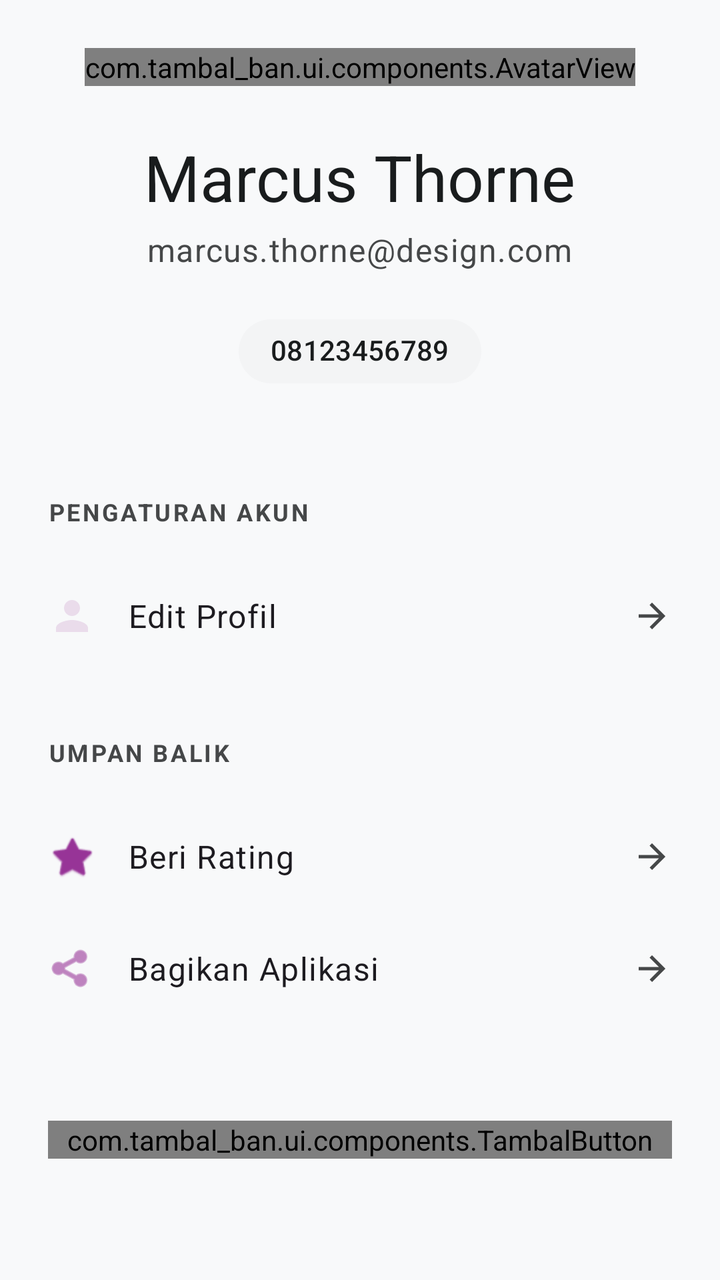
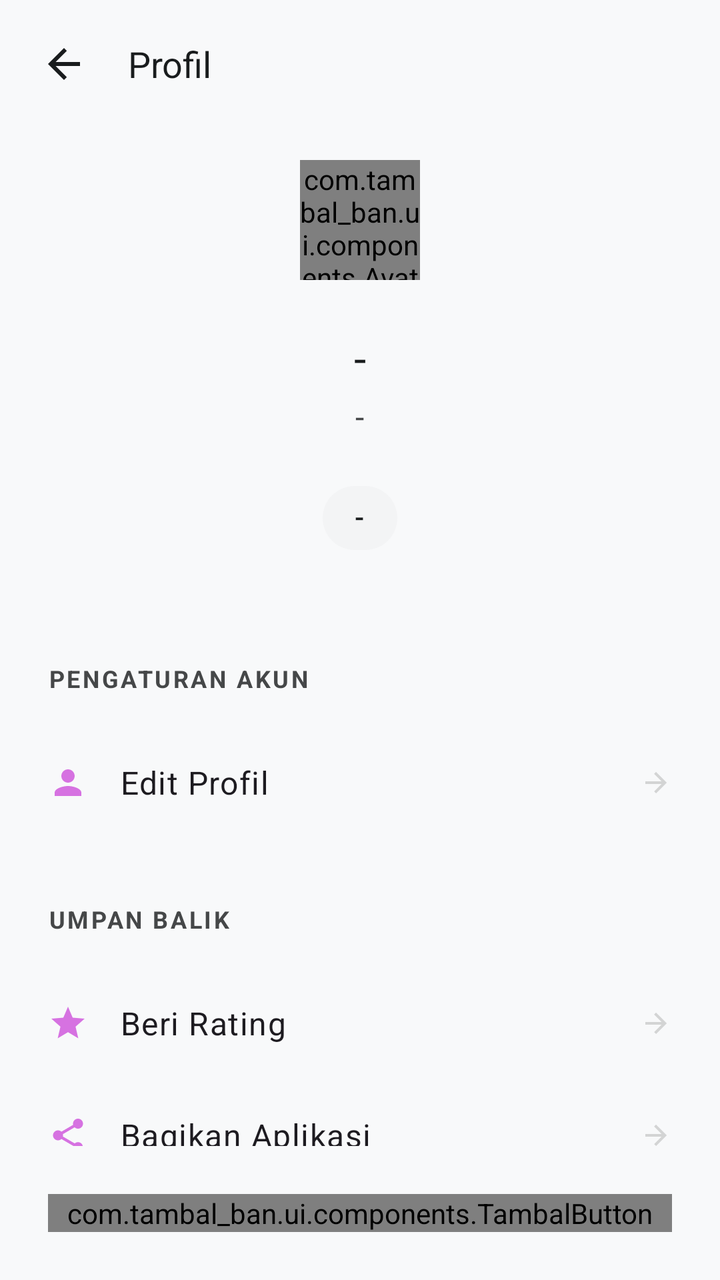

The first picture is an Android layout as it rendered before a commit; the second is the same layout after the commit. The layout source and the unified diff follow.
<!-- AndroidManifest.xml: activity theme Theme.TambalBan -->
<!-- res/layout/activity_profile.xml -->
<?xml version="1.0" encoding="utf-8"?>
<androidx.constraintlayout.widget.ConstraintLayout xmlns:android="http://schemas.android.com/apk/res/android"
    xmlns:app="http://schemas.android.com/apk/res-auto"
    xmlns:tools="http://schemas.android.com/tools"
    android:layout_width="match_parent"
    android:layout_height="match_parent"
    android:fitsSystemWindows="true"
    android:background="@color/surface">

    <androidx.core.widget.NestedScrollView
        android:layout_width="match_parent"
        android:layout_height="match_parent">

        <LinearLayout
            android:layout_width="match_parent"
            android:layout_height="wrap_content"
            android:orientation="vertical"
            android:padding="24dp">

            <com.tambal_ban.ui.components.AvatarView
                android:id="@+id/avatarView"
                android:layout_width="wrap_content"
                android:layout_height="wrap_content"
                android:layout_gravity="center"
                app:avatarSize="120dp"
                app:showEditButton="true" />

            <TextView
                android:id="@+id/tvProfileName"
                style="@style/TextAppearance.Guardian.HeadlineLarge"
                android:layout_width="wrap_content"
                android:layout_height="wrap_content"
                android:layout_gravity="center"
                android:layout_marginTop="24dp"
                android:text="Marcus Thorne"
                android:textColor="@color/on_surface" />

            <TextView
                android:id="@+id/tvProfileEmail"
                style="@style/TextAppearance.Guardian.BodyLarge"
                android:layout_width="wrap_content"
                android:layout_height="wrap_content"
                android:layout_gravity="center"
                android:layout_marginTop="4dp"
                android:text="marcus.thorne@design.com"
                android:textColor="@color/on_surface_variant" />

            <com.google.android.material.chip.Chip
                android:id="@+id/chipPhone"
                android:layout_width="wrap_content"
                android:layout_height="wrap_content"
                android:layout_gravity="center"
                android:layout_marginTop="16dp"
                android:text="08123456789"
                app:chipBackgroundColor="@color/surface_container_low"
                app:chipCornerRadius="24dp"
                app:chipStrokeWidth="0dp" />

            <TextView
                android:layout_width="match_parent"
                android:layout_height="wrap_content"
                android:layout_marginTop="48dp"
                android:layout_marginBottom="16dp"
                android:text="PENGATURAN AKUN"
                android:textColor="@color/on_surface_variant"
                android:textSize="12sp"
                android:letterSpacing="0.1"
                android:textStyle="bold" />

            
            <LinearLayout
                android:id="@+id/btnEditProfile"
                android:layout_width="match_parent"
                android:layout_height="56dp"
                android:background="?attr/selectableItemBackground"
                android:clickable="true"
                android:focusable="true"
                android:gravity="center_vertical"
                android:orientation="horizontal">

                <ImageView
                    android:layout_width="24dp"
                    android:layout_height="24dp"
                    android:src="@drawable/ic_person"
                    app:tint="@color/primary" />

                <TextView
                    android:layout_width="0dp"
                    android:layout_height="wrap_content"
                    android:layout_marginStart="16dp"
                    android:layout_weight="1"
                    android:text="Edit Profil"
                    style="@style/TextAppearance.Guardian.BodyLarge" />

                <ImageView
                    android:layout_width="20dp"
                    android:layout_height="20dp"
                    android:src="@drawable/ic_arrow_forward"
                    app:tint="@color/on_surface_variant" />
            </LinearLayout>

            <TextView
                android:layout_width="match_parent"
                android:layout_height="wrap_content"
                android:layout_marginTop="32dp"
                android:layout_marginBottom="16dp"
                android:text="UMPAN BALIK"
                android:textColor="@color/on_surface_variant"
                android:textSize="12sp"
                android:letterSpacing="0.1"
                android:textStyle="bold" />

            <LinearLayout
                android:id="@+id/btnRateUs"
                android:layout_width="match_parent"
                android:layout_height="56dp"
                android:background="?attr/selectableItemBackground"
                android:clickable="true"
                android:focusable="true"
                android:gravity="center_vertical"
                android:orientation="horizontal">

                <ImageView
                    android:layout_width="24dp"
                    android:layout_height="24dp"
                    android:src="@android:drawable/btn_star"
                    app:tint="@color/primary" />

                <TextView
                    android:layout_width="0dp"
                    android:layout_height="wrap_content"
                    android:layout_marginStart="16dp"
                    android:layout_weight="1"
                    android:text="Beri Rating"
                    style="@style/TextAppearance.Guardian.BodyLarge" />

                <ImageView
                    android:layout_width="20dp"
                    android:layout_height="20dp"
                    android:src="@drawable/ic_arrow_forward"
                    app:tint="@color/on_surface_variant" />
            </LinearLayout>

            <LinearLayout
                android:id="@+id/btnShareApp"
                android:layout_width="match_parent"
                android:layout_height="56dp"
                android:background="?attr/selectableItemBackground"
                android:clickable="true"
                android:focusable="true"
                android:gravity="center_vertical"
                android:orientation="horizontal">

                <ImageView
                    android:layout_width="24dp"
                    android:layout_height="24dp"
                    android:src="@android:drawable/ic_menu_share"
                    app:tint="@color/primary" />

                <TextView
                    android:layout_width="0dp"
                    android:layout_height="wrap_content"
                    android:layout_marginStart="16dp"
                    android:layout_weight="1"
                    android:text="Bagikan Aplikasi"
                    style="@style/TextAppearance.Guardian.BodyLarge" />

                <ImageView
                    android:layout_width="20dp"
                    android:layout_height="20dp"
                    android:src="@drawable/ic_arrow_forward"
                    app:tint="@color/on_surface_variant" />
            </LinearLayout>

            <com.tambal_ban.ui.components.TambalButton
                android:id="@+id/btnLogout"
                android:layout_width="match_parent"
                android:layout_height="wrap_content"
                android:layout_marginTop="48dp"
                app:btnText="Keluar"
                app:btnIcon="@drawable/ic_logout"
                app:btnVariant="outlined"
                app:btnContentColor="@color/error"
                app:enabled="true" />

        </LinearLayout>
    </androidx.core.widget.NestedScrollView>

</androidx.constraintlayout.widget.ConstraintLayout>
<!-- resources referenced by this layout -->
<resources>
  <color name="error">#B3261E</color>
  <color name="on_surface">#191C1D</color>
  <color name="on_surface_variant">#454748</color>
  <color name="primary">#973497</color>
  <color name="surface">#F8F9FA</color>
  <color name="surface_container_low">#F3F4F5</color>
  <!-- drawable ic_person (drawable) -->
  <vector xmlns:android="http://schemas.android.com/apk/res/android"
      android:width="24dp"
      android:height="24dp"
      android:viewportWidth="24"
      android:viewportHeight="24">
      <path
          android:fillColor="@color/outline_variant_ghost"
          android:pathData="M12,12c2.21,0 4,-1.79 4,-4s-1.79,-4 -4,-4 -4,1.79 -4,4 1.79,4 4,4zM12,14c-2.67,0 -8,1.34 -8,4v2h16v-2c0,-2.66 -5.33,-4 -8,-4z" />
  </vector>
  <style name="TextAppearance.Guardian.BodyLarge" parent="TextAppearance.Material3.BodyLarge">
          <item name="fontFamily">@font/inter_regular</item>
          <item name="android:textSize">16sp</item>
      </style>
  <style name="TextAppearance.Guardian.HeadlineLarge" parent="TextAppearance.Material3.HeadlineLarge">
          <item name="fontFamily">@font/plus_jakarta_sans_semibold</item>
          <item name="android:textSize">32sp</item>
      </style>
  <color name="outline_variant_ghost">#26000000</color>
  <color name="on_primary">#FFFFFF</color>
  <color name="primary_container">#DA70D6</color>
  <color name="on_primary_container">#FFFFFF</color>
  <style name="TextAppearance.Guardian.DisplayLarge" parent="TextAppearance.Material3.DisplayLarge">
          <item name="fontFamily">@font/plus_jakarta_sans_bold</item>
          <item name="android:textSize">57sp</item>
          <item name="android:letterSpacing">0</item>
      </style>
  <style name="TextAppearance.Guardian.DisplaySmall" parent="TextAppearance.Material3.DisplaySmall">
          <item name="fontFamily">@font/plus_jakarta_sans_bold</item>
          <item name="android:textSize">24sp</item>
      </style>
  <style name="TextAppearance.Guardian.TitleLarge" parent="TextAppearance.Material3.TitleLarge">
          <item name="fontFamily">@font/inter_medium</item>
          <item name="android:textSize">22sp</item>
      </style>
  <dimen name="radius_xl">48dp</dimen>
  <!-- unchanged entries left out for length: 4 -->
</resources>

<!-- the commit's change to res/layout/activity_profile.xml (unified diff, before → after) -->
@@ -7,32 +7,62 @@
     android:fitsSystemWindows="true"
     android:background="@color/surface">
 
+    <LinearLayout
+        android:id="@+id/header"
+        android:layout_width="match_parent"
+        android:layout_height="64dp"
+        android:orientation="horizontal"
+        android:gravity="center_vertical"
+        android:paddingHorizontal="8dp"
+        app:layout_constraintTop_toTopOf="parent">
+
+        <ImageButton
+            android:id="@+id/btnBack"
+            android:layout_width="48dp"
+            android:layout_height="48dp"
+            android:background="?attr/selectableItemBackgroundBorderless"
+            android:src="@drawable/ic_arrow_back"
+            app:tint="@color/on_surface" />
+
+        <TextView
+            android:layout_width="wrap_content"
+            android:layout_height="wrap_content"
+            android:layout_marginStart="8dp"
+            android:text="Profil"
+            style="@style/TextAppearance.Guardian.TitleMedium"
+            android:textColor="@color/on_surface" />
+    </LinearLayout>
+
     <androidx.core.widget.NestedScrollView
         android:layout_width="match_parent"
-        android:layout_height="match_parent">
+        android:layout_height="0dp"
+        app:layout_constraintTop_toBottomOf="@id/header"
+        app:layout_constraintBottom_toTopOf="@id/bottomActions">
 
         <LinearLayout
             android:layout_width="match_parent"
             android:layout_height="wrap_content"
             android:orientation="vertical"
-            android:padding="24dp">
+            android:paddingHorizontal="24dp"
+            android:paddingBottom="24dp">
 
             <com.tambal_ban.ui.components.AvatarView
                 android:id="@+id/avatarView"
+                android:layout_width="60dp"
+                android:layout_height="60dp"
+                android:layout_gravity="center"
+                android:layout_marginTop="16dp"
+                app:avatarSize="60dp"
+                app:showEditButton="true" />
+
+            <TextView
+                android:id="@+id/tvProfileName"
+                style="@style/TextAppearance.Guardian.TitleLarge"
                 android:layout_width="wrap_content"
                 android:layout_height="wrap_content"
                 android:layout_gravity="center"
-                app:avatarSize="120dp"
-                app:showEditButton="true" />
-
-            <TextView
-                android:id="@+id/tvProfileName"
-                style="@style/TextAppearance.Guardian.HeadlineLarge"
-                android:layout_width="wrap_content"
-                android:layout_height="wrap_content"
-                android:layout_gravity="center"
                 android:layout_marginTop="24dp"
-                android:text="Marcus Thorne"
+                android:text="-"
                 android:textColor="@color/on_surface" />
 
             <TextView
@@ -42,7 +72,7 @@
                 android:layout_height="wrap_content"
                 android:layout_gravity="center"
                 android:layout_marginTop="4dp"
-                android:text="marcus.thorne@design.com"
+                android:text="-"
                 android:textColor="@color/on_surface_variant" />
 
             <com.google.android.material.chip.Chip
@@ -51,7 +81,7 @@
                 android:layout_height="wrap_content"
                 android:layout_gravity="center"
                 android:layout_marginTop="16dp"
-                android:text="08123456789"
+                android:text="-"
                 app:chipBackgroundColor="@color/surface_container_low"
                 app:chipCornerRadius="24dp"
                 app:chipStrokeWidth="0dp" />
@@ -67,7 +97,6 @@
                 android:letterSpacing="0.1"
                 android:textStyle="bold" />
 
-            
             <LinearLayout
                 android:id="@+id/btnEditProfile"
                 android:layout_width="match_parent"
@@ -79,8 +108,8 @@
                 android:orientation="horizontal">
 
                 <ImageView
-                    android:layout_width="24dp"
-                    android:layout_height="24dp"
+                    android:layout_width="20dp"
+                    android:layout_height="20dp"
                     android:src="@drawable/ic_person"
                     app:tint="@color/primary" />
 
@@ -93,10 +122,10 @@
                     style="@style/TextAppearance.Guardian.BodyLarge" />
 
                 <ImageView
-                    android:layout_width="20dp"
-                    android:layout_height="20dp"
+                    android:layout_width="16dp"
+                    android:layout_height="16dp"
                     android:src="@drawable/ic_arrow_forward"
-                    app:tint="@color/on_surface_variant" />
+                    app:tint="@color/outline_variant_ghost" />
             </LinearLayout>
 
             <TextView
@@ -121,9 +150,9 @@
                 android:orientation="horizontal">
 
                 <ImageView
-                    android:layout_width="24dp"
-                    android:layout_height="24dp"
-                    android:src="@android:drawable/btn_star"
+                    android:layout_width="20dp"
+                    android:layout_height="20dp"
+                    android:src="@drawable/ic_star"
                     app:tint="@color/primary" />
 
                 <TextView
@@ -135,10 +164,10 @@
                     style="@style/TextAppearance.Guardian.BodyLarge" />
 
                 <ImageView
-                    android:layout_width="20dp"
-                    android:layout_height="20dp"
+                    android:layout_width="16dp"
+                    android:layout_height="16dp"
                     android:src="@drawable/ic_arrow_forward"
-                    app:tint="@color/on_surface_variant" />
+                    app:tint="@color/outline_variant_ghost" />
             </LinearLayout>
 
             <LinearLayout
@@ -152,9 +181,9 @@
                 android:orientation="horizontal">
 
                 <ImageView
-                    android:layout_width="24dp"
-                    android:layout_height="24dp"
-                    android:src="@android:drawable/ic_menu_share"
+                    android:layout_width="20dp"
+                    android:layout_height="20dp"
+                    android:src="@drawable/ic_share"
                     app:tint="@color/primary" />
 
                 <TextView
@@ -166,24 +195,31 @@
                     style="@style/TextAppearance.Guardian.BodyLarge" />
 
                 <ImageView
-                    android:layout_width="20dp"
-                    android:layout_height="20dp"
+                    android:layout_width="16dp"
+                    android:layout_height="16dp"
                     android:src="@drawable/ic_arrow_forward"
-                    app:tint="@color/on_surface_variant" />
+                    app:tint="@color/outline_variant_ghost" />
             </LinearLayout>
-
-            <com.tambal_ban.ui.components.TambalButton
-                android:id="@+id/btnLogout"
-                android:layout_width="match_parent"
-                android:layout_height="wrap_content"
-                android:layout_marginTop="48dp"
-                app:btnText="Keluar"
-                app:btnIcon="@drawable/ic_logout"
-                app:btnVariant="outlined"
-                app:btnContentColor="@color/error"
-                app:enabled="true" />
 
         </LinearLayout>
     </androidx.core.widget.NestedScrollView>
 
+    <LinearLayout
+        android:id="@+id/bottomActions"
+        android:layout_width="match_parent"
+        android:layout_height="wrap_content"
+        android:padding="24dp"
+        app:layout_constraintBottom_toBottomOf="parent">
+
+        <com.tambal_ban.ui.components.TambalButton
+            android:id="@+id/btnLogout"
+            android:layout_width="match_parent"
+            android:layout_height="wrap_content"
+            app:btnText="Keluar"
+            app:btnIcon="@drawable/ic_logout"
+            app:btnVariant="outlined"
+            app:btnContentColor="@color/error"
+            app:enabled="true" />
+    </LinearLayout>
+
 </androidx.constraintlayout.widget.ConstraintLayout>
<!-- resource entries referenced after the edit -->
@@ -3,9 +3,19 @@
   <color name="error">#B3261E</color>
   <color name="on_surface">#191C1D</color>
   <color name="on_surface_variant">#454748</color>
-  <color name="primary">#973497</color>
+  <color name="primary">#D672E1</color>
   <color name="surface">#F8F9FA</color>
   <color name="surface_container_low">#F3F4F5</color>
+  <!-- drawable ic_arrow_back (drawable) -->
+  <vector xmlns:android="http://schemas.android.com/apk/res/android"
+      android:width="24dp"
+      android:height="24dp"
+      android:viewportWidth="24"
+      android:viewportHeight="24">
+    <path
+        android:fillColor="#FF000000"
+        android:pathData="M20,11H7.83l5.59,-5.59L12,4l-8,8 8,8 1.41,-1.41L7.83,13H20v-2z"/>
+  </vector>
   <!-- drawable ic_person (drawable) -->
   <vector xmlns:android="http://schemas.android.com/apk/res/android"
       android:width="24dp"
@@ -13,8 +23,28 @@
       android:viewportWidth="24"
       android:viewportHeight="24">
       <path
-          android:fillColor="@color/outline_variant_ghost"
+          android:fillColor="#FF000000"
           android:pathData="M12,12c2.21,0 4,-1.79 4,-4s-1.79,-4 -4,-4 -4,1.79 -4,4 1.79,4 4,4zM12,14c-2.67,0 -8,1.34 -8,4v2h16v-2c0,-2.66 -5.33,-4 -8,-4z" />
+  </vector>
+  <!-- drawable ic_share (drawable) -->
+  <vector xmlns:android="http://schemas.android.com/apk/res/android"
+      android:width="24dp"
+      android:height="24dp"
+      android:viewportWidth="24"
+      android:viewportHeight="24">
+    <path
+        android:fillColor="#FF000000"
+        android:pathData="M18,16.08c-0.76,0 -1.44,0.3 -1.96,0.77L8.91,12.7c0.05,-0.23 0.09,-0.46 0.09,-0.7s-0.04,-0.47 -0.09,-0.7l7.05,-4.11c0.54,0.5 1.25,0.81 2.04,0.81 1.66,0 3,-1.34 3,-3s-1.34,-3 -3,-3 -3,1.34 -3,3c0,0.24 0.04,0.47 0.09,0.7L8.04,9.81C7.5,9.31 6.79,9 6,9c-1.66,0 -3,1.34 -3,3s1.34,3 3,3c0.79,0 1.5,-0.31 2.04,-0.81l7.12,4.16c-0.05,0.21 -0.08,0.43 -0.08,0.65 0,1.61 1.31,2.92 2.92,2.92 1.61,0 2.92,-1.31 2.92,-2.92s-1.31,-2.92 -2.92,-2.92z"/>
+  </vector>
+  <!-- drawable ic_star (drawable) -->
+  <vector xmlns:android="http://schemas.android.com/apk/res/android"
+      android:width="24dp"
+      android:height="24dp"
+      android:viewportWidth="24"
+      android:viewportHeight="24">
+    <path
+        android:fillColor="#FF000000"
+        android:pathData="M12,17.27L18.18,21l-1.64,-7.03L22,9.24l-7.19,-0.61L12,2 9.19,8.63 2,9.24l5.46,4.73L5.82,21z"/>
   </vector>
   <style name="TextAppearance.Guardian.BodyLarge" parent="TextAppearance.Material3.BodyLarge">
           <item name="fontFamily">@font/inter_regular</item>
@@ -41,6 +71,10 @@
           <item name="fontFamily">@font/inter_medium</item>
           <item name="android:textSize">22sp</item>
       </style>
+  <style name="TextAppearance.Guardian.TitleMedium" parent="TextAppearance.Material3.TitleLarge">
+          <item name="fontFamily">@font/inter_medium</item>
+          <item name="android:textSize">18sp</item>
+      </style>
   <dimen name="radius_xl">48dp</dimen>
   <!-- unchanged entries left out for length: 4 -->
 </resources>
